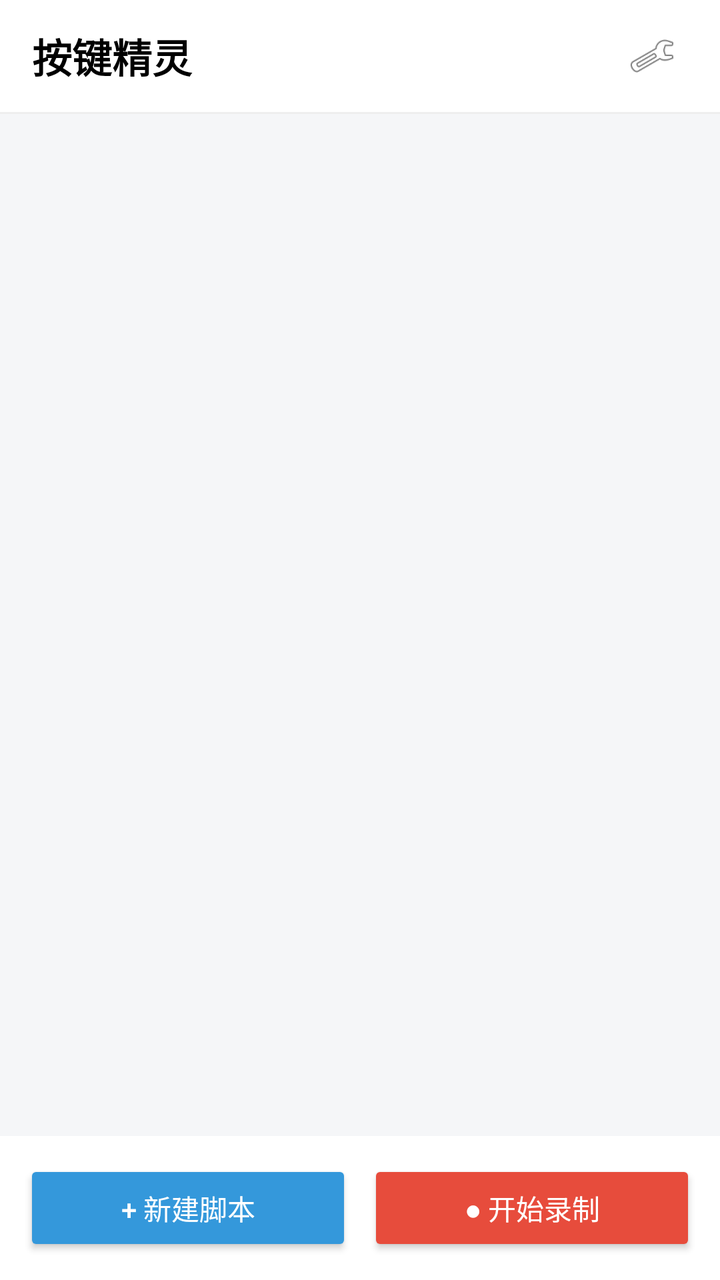
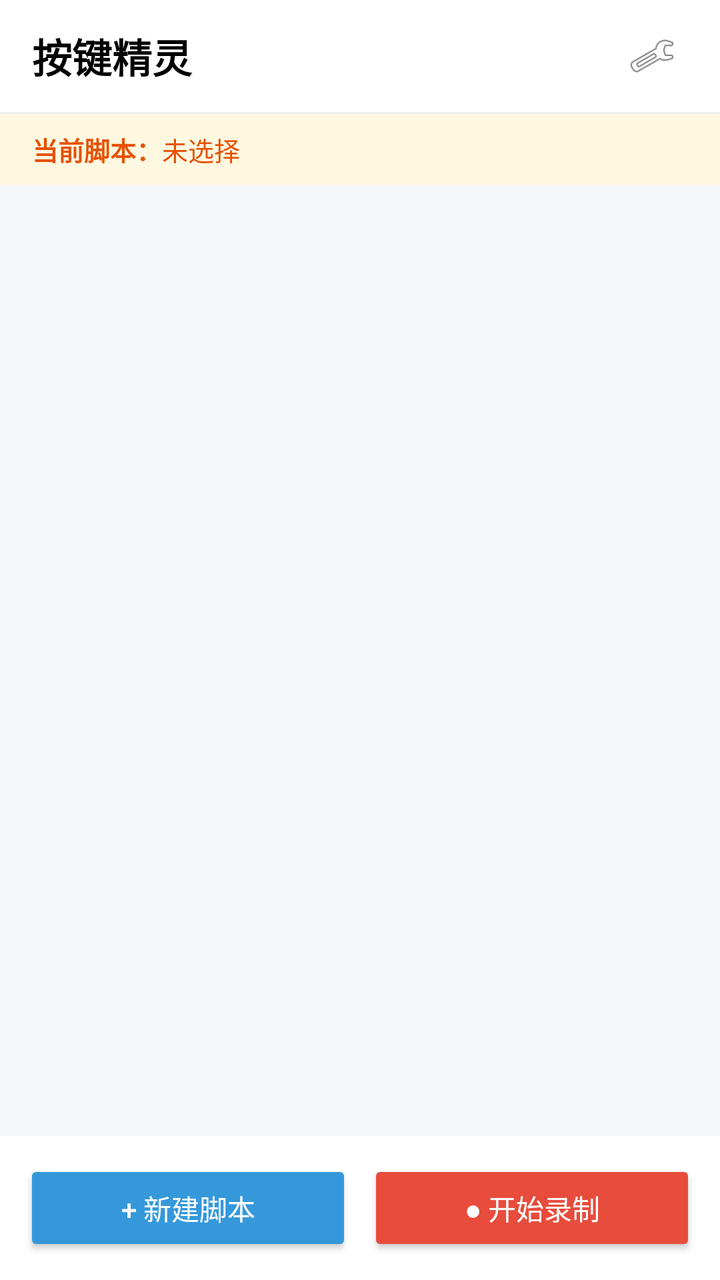

The first picture is an Android layout as it rendered before a commit; the second is the same layout after the commit. The layout source and the unified diff follow.
<!-- AndroidManifest.xml: application theme Theme.KeySpirit -->
<!-- res/layout/activity_main.xml -->
<?xml version="1.0" encoding="utf-8"?>
<LinearLayout xmlns:android="http://schemas.android.com/apk/res/android"
    android:layout_width="match_parent"
    android:layout_height="match_parent"
    android:orientation="vertical">

    <LinearLayout
        android:layout_width="match_parent"
        android:layout_height="56dp"
        android:background="@color/white"
        android:gravity="center_vertical"
        android:orientation="horizontal"
        android:paddingStart="16dp"
        android:paddingEnd="16dp">

        <TextView
            android:id="@+id/tvTitle"
            android:layout_width="0dp"
            android:layout_height="wrap_content"
            android:layout_weight="1"
            android:text="按键精灵"
            android:textColor="@color/black"
            android:textSize="20sp"
            android:textStyle="bold" />

        <ImageView
            android:id="@+id/btnSettings"
            android:layout_width="36dp"
            android:layout_height="36dp"
            android:background="?attr/selectableItemBackgroundBorderless"
            android:clickable="true"
            android:contentDescription="设置"
            android:padding="6dp"
            android:src="@android:drawable/ic_menu_preferences" />
    </LinearLayout>

    <View
        android:layout_width="match_parent"
        android:layout_height="1dp"
        android:background="@color/divider" />

    <androidx.recyclerview.widget.RecyclerView
        android:id="@+id/scriptList"
        android:layout_width="match_parent"
        android:layout_height="0dp"
        android:layout_weight="1"
        android:clipToPadding="false"
        android:padding="12dp" />

    <LinearLayout
        android:layout_width="match_parent"
        android:layout_height="wrap_content"
        android:background="@color/white"
        android:orientation="horizontal"
        android:padding="12dp">

        <Button
            android:id="@+id/btnNewScript"
            android:layout_width="0dp"
            android:layout_height="wrap_content"
            android:layout_weight="1"
            android:layout_marginEnd="8dp"
            android:backgroundTint="@color/primary"
            android:text="+ 新建脚本"
            android:textColor="@color/white" />

        <Button
            android:id="@+id/btnStartRecord"
            android:layout_width="0dp"
            android:layout_height="wrap_content"
            android:layout_weight="1"
            android:backgroundTint="@color/accent"
            android:text="● 开始录制"
            android:textColor="@color/white" />
    </LinearLayout>

</LinearLayout>
<!-- resources referenced by this layout -->
<resources>
  <color name="accent">#E74C3C</color>
  <color name="black">#000000</color>
  <color name="divider">#EEEEEE</color>
  <color name="primary">#3498DB</color>
  <color name="white">#FFFFFF</color>
  <style name="Theme.KeySpirit" parent="Theme.MaterialComponents.Light.NoActionBar">
          <item name="colorPrimary">@color/primary</item>
          <item name="colorPrimaryVariant">@color/primary_dark</item>
          <item name="colorOnPrimary">@color/white</item>
          <item name="colorAccent">@color/accent</item>
          <item name="android:statusBarColor" tools:targetApi="l">@color/white</item>
          <item name="android:windowLightStatusBar" tools:targetApi="m">true</item>
          <item name="android:windowBackground">@color/light_gray</item>
      </style>
  <color name="primary_dark">#2980B9</color>
  <color name="light_gray">#F5F6F8</color>
</resources>

<!-- the commit's change to res/layout/activity_main.xml (unified diff, before → after) -->
@@ -39,6 +39,38 @@
         android:layout_height="1dp"
         android:background="@color/divider" />
 
+    <LinearLayout
+        android:id="@+id/currentScriptBar"
+        android:layout_width="match_parent"
+        android:layout_height="wrap_content"
+        android:background="#FFF8E1"
+        android:gravity="center_vertical"
+        android:orientation="horizontal"
+        android:paddingStart="16dp"
+        android:paddingTop="8dp"
+        android:paddingEnd="16dp"
+        android:paddingBottom="8dp">
+
+        <TextView
+            android:layout_width="wrap_content"
+            android:layout_height="wrap_content"
+            android:text="当前脚本："
+            android:textColor="#E65100"
+            android:textSize="13sp"
+            android:textStyle="bold" />
+
+        <TextView
+            android:id="@+id/tvCurrentScript"
+            android:layout_width="0dp"
+            android:layout_height="wrap_content"
+            android:layout_weight="1"
+            android:ellipsize="end"
+            android:maxLines="1"
+            android:text="未选择"
+            android:textColor="#E65100"
+            android:textSize="13sp" />
+    </LinearLayout>
+
     <androidx.recyclerview.widget.RecyclerView
         android:id="@+id/scriptList"
         android:layout_width="match_parent"
